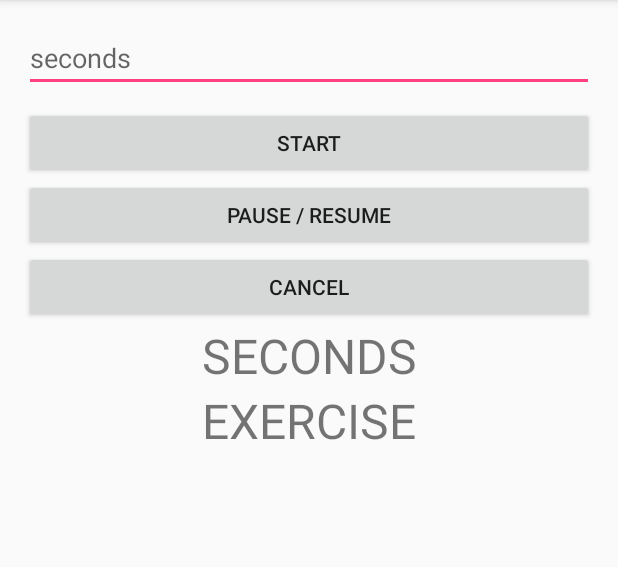
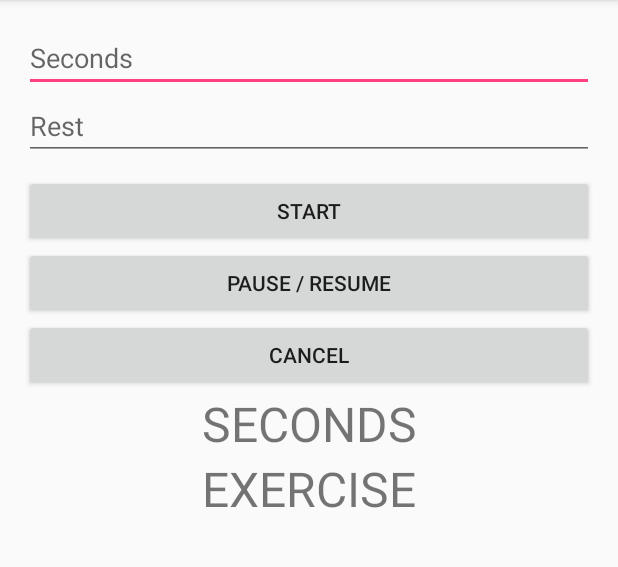
Before and after one commit to Tanagent/vTrainer, an Android app: the screen it shows after launch (MainActivity), after a tap on "START", on a phone screen of 412 x 824 dp, the part 84-651 px from its top. Run offline under Robolectric (Android 15) with nearby library versions, the phone set to English and light mode, and no system bars.

Commit message:
added an editRest feature

```diff
--- a/app/src/main/java/com/tanagent/brian/vtrainer/Exercise.java
+++ b/app/src/main/java/com/tanagent/brian/vtrainer/Exercise.java
@@ -1,8 +1,32 @@
 package com.tanagent.brian.vtrainer;
+
+import java.util.ArrayList;
+import java.util.Random;
 
 /**
  * Created by Brian on 2/18/17.
  */
 
 public class Exercise {
+    private Random random = new Random();
+    private ArrayList<String> exercises = new ArrayList<String>(){{
+        add("Push Ups");
+        add("Sit Ups");
+        add("Chin Ups");
+        add("Pull Ups");
+    }};
+
+    public Exercise() {}
+
+    public Exercise(ArrayList<String> exercises) {
+        this.exercises = exercises;
+    }
+
+    public ArrayList<String> getExercises() {
+        return exercises;
+    }
+
+    public String randomExercise() {
+        return exercises.get(random.nextInt(4));
+    }
 }
--- a/app/src/main/java/com/tanagent/brian/vtrainer/MainActivity.java
+++ b/app/src/main/java/com/tanagent/brian/vtrainer/MainActivity.java
@@ -12,6 +12,7 @@ import android.widget.TextView;
 public class MainActivity extends AppCompatActivity {
 
     private EditText editText;
+    private EditText editRest;
     private Button buttonStart;
     private Button buttonCancel;
     private Button buttonPause;
@@ -20,13 +21,19 @@ public class MainActivity extends AppCompatActivity {
     private CountDownTimer countDownTimer;
     private boolean isPaused = false;
     private int secondsLeft;
+    private int periodLength = 15;
+
+    private Exercise exercise;
 
     @Override
     protected void onCreate(Bundle savedInstanceState) {
         super.onCreate(savedInstanceState);
         setContentView(R.layout.activity_main);
 
+        exercise = new Exercise();
+
         editText = (EditText) findViewById(R.id.edit_seconds);
+        editRest = (EditText) findViewById(R.id.edit_rest);
         buttonStart = (Button) findViewById(R.id.start_btn);
         buttonPause = (Button) findViewById(R.id.pause_btn);
         buttonCancel = (Button) findViewById(R.id.cancel_btn);
@@ -37,11 +44,13 @@ public class MainActivity extends AppCompatActivity {
 
             @Override
             public void onClick(View v) {
-                String text = editText.getText().toString();
-                if(!text.equalsIgnoreCase("")) {
+                String timer = editText.getText().toString();
+                final String rest = editRest.getText().toString();
+
+                if(!timer.equalsIgnoreCase("") && !rest.equalsIgnoreCase("")) {
                     int seconds = 0;
                     if(countDownTimer == null) {
-                        seconds = Integer.valueOf(text);
+                        seconds = Integer.valueOf(timer);
                     } else {
                         seconds = secondsLeft;
                     }
@@ -52,11 +61,13 @@ public class MainActivity extends AppCompatActivity {
                             public void onTick(long millisUntilFinished) {
                                 textView.setText("seconds: " + (int) (millisUntilFinished / 1000));
                                 secondsLeft = (int) (millisUntilFinished / 1000);
-                                if (count <= 15) {
+                                if (count <= periodLength) {
                                     count++;
                                     Log.i("count", String.valueOf(count));
-                                    exerciseText.setText("DO SOMETHING");
-                                } else if (count > 15 && count <= 20) {
+                                    if (count == 1) {
+                                        exerciseText.setText(exercise.randomExercise());
+                                    }
+                                } else if (count > periodLength && count < (periodLength + Integer.valueOf(rest))) {
                                     count++;
                                     Log.i("count", String.valueOf(count));
                                     exerciseText.setText("REST");
--- a/app/src/main/res/layout/activity_main.xml
+++ b/app/src/main/res/layout/activity_main.xml
@@ -14,7 +14,15 @@
         android:id="@+id/edit_seconds"
         android:layout_width="match_parent"
         android:layout_height="wrap_content"
-        android:hint="seconds"
+        android:hint="Seconds"
+        android:ems="10"
+        android:inputType="numberSigned"/>
+
+    <EditText
+        android:id="@+id/edit_rest"
+        android:layout_width="match_parent"
+        android:layout_height="wrap_content"
+        android:hint="Rest"
         android:ems="10"
         android:inputType="numberSigned"/>
 
```
